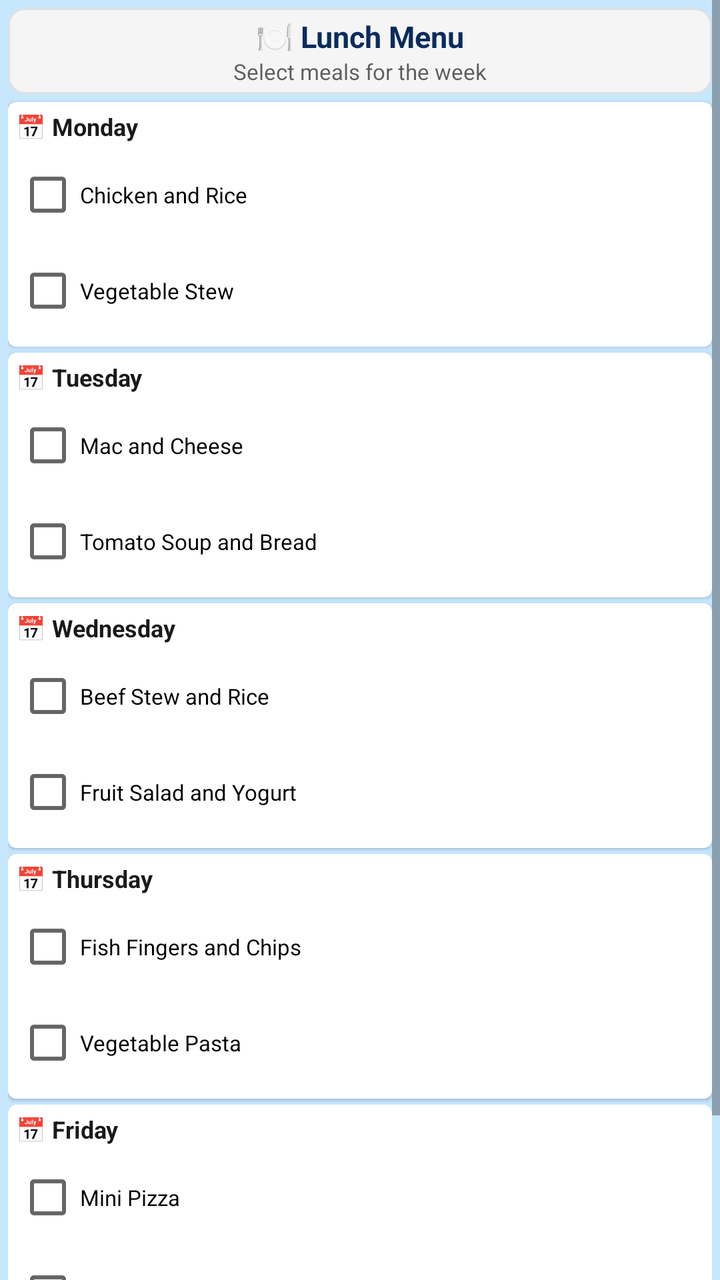
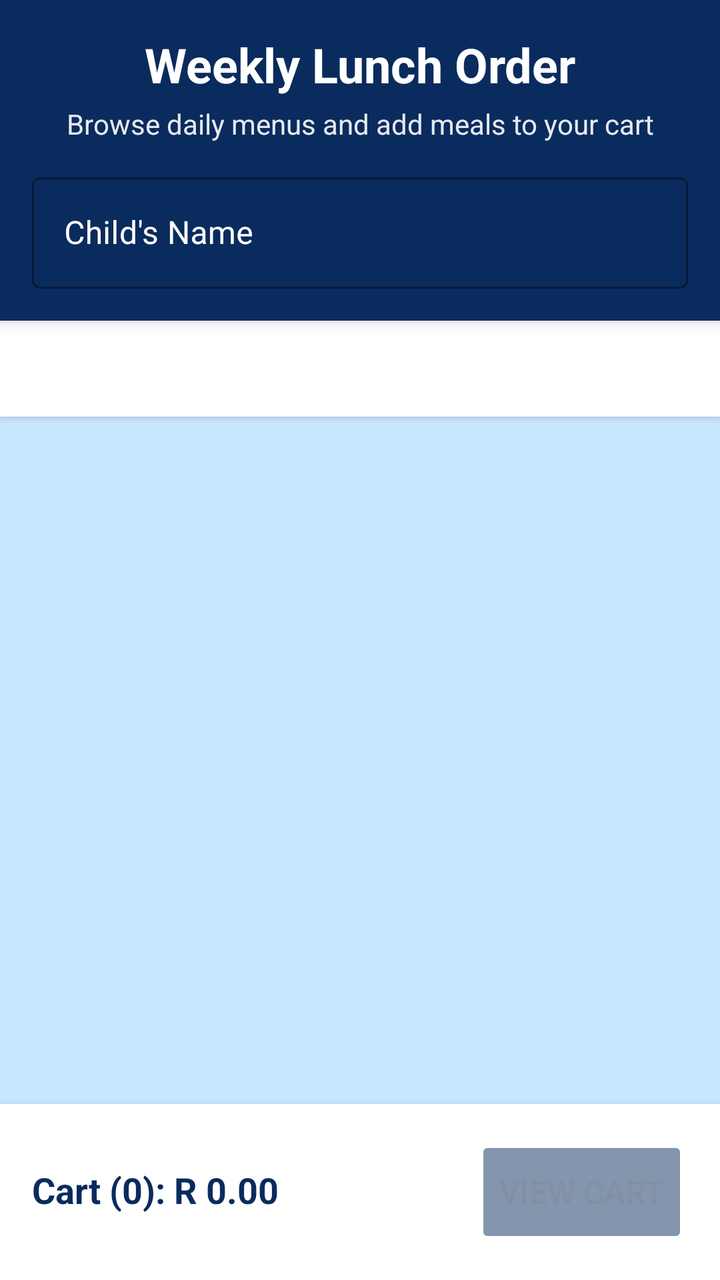

Compare the two renders of this Android layout. The source of the first and the diff that turns it into the second are given below.
<!-- AndroidManifest.xml: application theme Theme.NurtureNest -->
<!-- res/layout/activity_lunch_ordering.xml -->
<?xml version="1.0" encoding="utf-8"?>
<ScrollView xmlns:android="http://schemas.android.com/apk/res/android"
    xmlns:app="http://schemas.android.com/apk/res-auto"
    xmlns:tools="http://schemas.android.com/tools"
    android:id="@+id/main"
    android:layout_width="match_parent"
    android:layout_height="match_parent"
    android:background="?attr/colorBackground"
    android:fillViewport="true"
    tools:context=".LunchOrdering">

    <LinearLayout
        android:layout_width="match_parent"
        android:layout_height="wrap_content"
        android:orientation="vertical"
        android:padding="4dp">

        
        <LinearLayout
            android:layout_width="match_parent"
            android:layout_height="wrap_content"
            android:orientation="vertical"
            android:background="@drawable/header_background"
            android:padding="4dp"
            android:layout_marginBottom="4dp">

            <TextView
                android:id="@+id/tvLunchTitle"
                android:layout_width="match_parent"
                android:layout_height="wrap_content"
                android:text="@string/lunch_title"
                android:textSize="15sp"
                android:textStyle="bold"
                android:gravity="center"
                android:textColor="?attr/colorPrimary" />

            <TextView
                android:layout_width="match_parent"
                android:layout_height="wrap_content"
                android:text="@string/lunch_subtitle"
                android:textSize="11sp"
                android:gravity="center"
                android:textColor="?attr/colorOnBackground"
                android:alpha="0.7" />
        </LinearLayout>

        
        <androidx.cardview.widget.CardView
            android:layout_width="match_parent"
            android:layout_height="wrap_content"
            android:layout_marginBottom="3dp"
            app:cardCornerRadius="4dp"
            app:cardElevation="1dp"
            app:contentPadding="4dp">

            <LinearLayout
                android:layout_width="match_parent"
                android:layout_height="wrap_content"
                android:orientation="vertical">

                <TextView
                    android:layout_width="wrap_content"
                    android:layout_height="wrap_content"
                    android:text="@string/day_monday"
                    android:textSize="12sp"
                    android:textStyle="bold"
                    android:textColor="?attr/colorOnBackground"
                    android:layout_marginBottom="2dp" />

                <CheckBox
                    android:id="@+id/cbMondayChicken"
                    android:layout_width="wrap_content"
                    android:layout_height="48dp"
                    android:minHeight="48dp"
                    android:maxWidth="320dp"
                    android:gravity="center_vertical"
                    android:text="@string/monday_chicken"
                    android:textSize="11sp" />

                <CheckBox
                    android:id="@+id/cbMondayVeggie"
                    android:layout_width="wrap_content"
                    android:layout_height="48dp"
                    android:minHeight="48dp"
                    android:maxWidth="320dp"
                    android:gravity="center_vertical"
                    android:text="@string/monday_veggie"
                    android:textSize="11sp" />
            </LinearLayout>
        </androidx.cardview.widget.CardView>

        
        <androidx.cardview.widget.CardView
            android:layout_width="match_parent"
            android:layout_height="wrap_content"
            android:layout_marginBottom="3dp"
            app:cardCornerRadius="4dp"
            app:cardElevation="1dp"
            app:contentPadding="4dp">

            <LinearLayout
                android:layout_width="match_parent"
                android:layout_height="wrap_content"
                android:orientation="vertical">

                <TextView
                    android:layout_width="wrap_content"
                    android:layout_height="wrap_content"
                    android:text="@string/day_tuesday"
                    android:textSize="12sp"
                    android:textStyle="bold"
                    android:textColor="?attr/colorOnBackground"
                    android:layout_marginBottom="2dp" />

                <CheckBox
                    android:id="@+id/cbTuesdayPasta"
                    android:layout_width="wrap_content"
                    android:layout_height="48dp"
                    android:minHeight="48dp"
                    android:maxWidth="320dp"
                    android:gravity="center_vertical"
                    android:text="@string/tuesday_pasta"
                    android:textSize="11sp" />

                <CheckBox
                    android:id="@+id/cbTuesdaySoup"
                    android:layout_width="wrap_content"
                    android:layout_height="48dp"
                    android:minHeight="48dp"
                    android:maxWidth="320dp"
                    android:gravity="center_vertical"
                    android:text="@string/tuesday_soup"
                    android:textSize="11sp" />
            </LinearLayout>
        </androidx.cardview.widget.CardView>

        
        <androidx.cardview.widget.CardView
            android:layout_width="match_parent"
            android:layout_height="wrap_content"
            android:layout_marginBottom="3dp"
            app:cardCornerRadius="4dp"
            app:cardElevation="1dp"
            app:contentPadding="4dp">

            <LinearLayout
                android:layout_width="match_parent"
                android:layout_height="wrap_content"
                android:orientation="vertical">

                <TextView
                    android:layout_width="wrap_content"
                    android:layout_height="wrap_content"
                    android:text="@string/day_wednesday"
                    android:textSize="12sp"
                    android:textStyle="bold"
                    android:textColor="?attr/colorOnBackground"
                    android:layout_marginBottom="2dp" />

                <CheckBox
                    android:id="@+id/cbWednesdayBeef"
                    android:layout_width="wrap_content"
                    android:layout_height="48dp"
                    android:minHeight="48dp"
                    android:maxWidth="320dp"
                    android:gravity="center_vertical"
                    android:text="@string/wednesday_beef"
                    android:textSize="11sp" />

                <CheckBox
                    android:id="@+id/cbWednesdayFruit"
                    android:layout_width="wrap_content"
                    android:layout_height="48dp"
                    android:minHeight="48dp"
                    android:maxWidth="320dp"
                    android:gravity="center_vertical"
                    android:text="@string/wednesday_fruit"
                    android:textSize="11sp" />
            </LinearLayout>
        </androidx.cardview.widget.CardView>

        
        <androidx.cardview.widget.CardView
            android:layout_width="match_parent"
            android:layout_height="wrap_content"
            android:layout_marginBottom="3dp"
            app:cardCornerRadius="4dp"
            app:cardElevation="1dp"
            app:contentPadding="4dp">

            <LinearLayout
                android:layout_width="match_parent"
                android:layout_height="wrap_content"
                android:orientation="vertical">

                <TextView
                    android:layout_width="wrap_content"
                    android:layout_height="wrap_content"
                    android:text="@string/day_thursday"
                    android:textSize="12sp"
                    android:textStyle="bold"
                    android:textColor="?attr/colorOnBackground"
                    android:layout_marginBottom="2dp" />

                <CheckBox
                    android:id="@+id/cbThursdayFish"
                    android:layout_width="wrap_content"
                    android:layout_height="48dp"
                    android:minHeight="48dp"
                    android:maxWidth="320dp"
                    android:gravity="center_vertical"
                    android:text="@string/thursday_fish"
                    android:textSize="11sp" />

                <CheckBox
                    android:id="@+id/cbThursdayVeggie"
                    android:layout_width="wrap_content"
                    android:layout_height="48dp"
                    android:minHeight="48dp"
                    android:maxWidth="320dp"
                    android:gravity="center_vertical"
                    android:text="@string/thursday_veggie"
                    android:textSize="11sp" />
            </LinearLayout>
        </androidx.cardview.widget.CardView>

        
        <androidx.cardview.widget.CardView
            android:layout_width="match_parent"
            android:layout_height="wrap_content"
            android:layout_marginBottom="4dp"
            app:cardCornerRadius="4dp"
            app:cardElevation="1dp"
            app:contentPadding="4dp">

            <LinearLayout
                android:layout_width="match_parent"
                android:layout_height="wrap_content"
                android:orientation="vertical">

                <TextView
                    android:layout_width="wrap_content"
                    android:layout_height="wrap_content"
                    android:text="@string/day_friday"
                    android:textSize="12sp"
                    android:textStyle="bold"
                    android:textColor="?attr/colorOnBackground"
                    android:layout_marginBottom="2dp" />

                <CheckBox
                    android:id="@+id/cbFridayPizza"
                    android:layout_width="wrap_content"
                    android:layout_height="48dp"
                    android:minHeight="48dp"
                    android:maxWidth="320dp"
                    android:gravity="center_vertical"
                    android:text="@string/friday_pizza"
                    android:textSize="11sp" />

                <CheckBox
                    android:id="@+id/cbFridaySoup"
                    android:layout_width="wrap_content"
                    android:layout_height="48dp"
                    android:minHeight="48dp"
                    android:maxWidth="320dp"
                    android:gravity="center_vertical"
                    android:text="@string/friday_soup"
                    android:textSize="11sp" />
            </LinearLayout>
        </androidx.cardview.widget.CardView>

        
        <Button
            android:id="@+id/btnSaveLunchOrder"
            android:layout_width="wrap_content"
            android:layout_height="48dp"
            android:minHeight="48dp"
            android:layout_gravity="center"
            android:text="@string/save_button"
            android:textSize="12sp"
            android:textStyle="bold"
            android:paddingHorizontal="20dp"
            android:backgroundTint="?attr/colorPrimary"
            android:textColor="@android:color/white"
            android:layout_marginBottom="4dp" />

    </LinearLayout>
</ScrollView>
<!-- resources referenced by this layout -->
<resources>
  <!-- drawable header_background (drawable) -->
  <?xml version="1.0" encoding="utf-8"?>
  <shape xmlns:android="http://schemas.android.com/apk/res/android"
      android:shape="rectangle">
  
      <solid android:color="#F5F5F5"/>
  
      <corners android:radius="8dp"/>
  
      <stroke
          android:width="1dp"
          android:color="#E0E0E0"/>
  
  </shape>
  <string name="day_friday">📅 Friday</string>
  <string name="day_monday">📅 Monday</string>
  <string name="day_thursday">📅 Thursday</string>
  <string name="day_tuesday">📅 Tuesday</string>
  <string name="day_wednesday">📅 Wednesday</string>
  <string name="friday_pizza">Mini Pizza</string>
  <string name="friday_soup">Pumpkin Soup</string>
  <string name="lunch_subtitle">Select meals for the week</string>
  <string name="lunch_title">🍽️ Lunch Menu</string>
  <string name="monday_chicken">Chicken and Rice</string>
  <string name="monday_veggie">Vegetable Stew</string>
  <string name="save_button">✓ Save Order</string>
  <string name="thursday_fish">Fish Fingers and Chips</string>
  <string name="thursday_veggie">Vegetable Pasta</string>
  <string name="tuesday_pasta">Mac and Cheese</string>
  <string name="tuesday_soup">Tomato Soup and Bread</string>
  <string name="wednesday_beef">Beef Stew and Rice</string>
  <string name="wednesday_fruit">Fruit Salad and Yogurt</string>
  <style name="Theme.NurtureNest" parent="Theme.MaterialComponents.DayNight.NoActionBar">
          <item name="colorPrimary">#0A2B5D</item>
          <item name="colorOnPrimary">#FFFFFF</item>
          <item name="colorSurface">#000000</item>
          <item name="colorOnSurface">#FFFFFF</item>
          <item name="colorBackground">#C7E7FF</item>
          <item name="colorOnBackground">#1A1A1A</item>
          <item name="android:windowBackground">#C7E7FF</item>
      </style>
</resources>

<!-- the commit's change to res/layout/activity_lunch_ordering.xml (unified diff, before → after) -->
@@ -1,288 +1,112 @@
 <?xml version="1.0" encoding="utf-8"?>
-<ScrollView xmlns:android="http://schemas.android.com/apk/res/android"
+<LinearLayout xmlns:android="http://schemas.android.com/apk/res/android"
     xmlns:app="http://schemas.android.com/apk/res-auto"
     xmlns:tools="http://schemas.android.com/tools"
     android:id="@+id/main"
     android:layout_width="match_parent"
     android:layout_height="match_parent"
+    android:orientation="vertical"
     android:background="?attr/colorBackground"
-    android:fillViewport="true"
     tools:context=".LunchOrdering">
 
+    
     <LinearLayout
         android:layout_width="match_parent"
         android:layout_height="wrap_content"
         android:orientation="vertical"
-        android:padding="4dp">
+        android:padding="16dp"
+        android:background="?attr/colorPrimary"
+        android:elevation="4dp">
+
+        <TextView
+            android:layout_width="match_parent"
+            android:layout_height="wrap_content"
+            android:text="Weekly Lunch Order"
+            android:textSize="24sp"
+            android:textStyle="bold"
+            android:textColor="@android:color/white"
+            android:gravity="center" />
+
+        <TextView
+            android:layout_width="match_parent"
+            android:layout_height="wrap_content"
+            android:text="Browse daily menus and add meals to your cart"
+            android:textSize="14sp"
+            android:textColor="@android:color/white"
+            android:alpha="0.9"
+            android:gravity="center"
+            android:layout_marginTop="4dp" />
 
         
-        <LinearLayout
+        <com.google.android.material.textfield.TextInputLayout
             android:layout_width="match_parent"
             android:layout_height="wrap_content"
-            android:orientation="vertical"
-            android:background="@drawable/header_background"
-            android:padding="4dp"
-            android:layout_marginBottom="4dp">
+            android:hint="Child's Name"
+            android:layout_marginTop="12dp"
+            android:textColorHint="@android:color/white"
+            app:hintTextColor="@android:color/white"
+            app:boxStrokeColor="@android:color/white"
+            style="@style/Widget.MaterialComponents.TextInputLayout.OutlinedBox">
 
-            <TextView
-                android:id="@+id/tvLunchTitle"
+            <com.google.android.material.textfield.TextInputEditText
+                android:id="@+id/etChildName"
                 android:layout_width="match_parent"
                 android:layout_height="wrap_content"
-                android:text="@string/lunch_title"
-                android:textSize="15sp"
-                android:textStyle="bold"
-                android:gravity="center"
-                android:textColor="?attr/colorPrimary" />
-
-            <TextView
-                android:layout_width="match_parent"
-                android:layout_height="wrap_content"
-                android:text="@string/lunch_subtitle"
-                android:textSize="11sp"
-                android:gravity="center"
-                android:textColor="?attr/colorOnBackground"
-                android:alpha="0.7" />
-        </LinearLayout>
-
-        
-        <androidx.cardview.widget.CardView
-            android:layout_width="match_parent"
-            android:layout_height="wrap_content"
-            android:layout_marginBottom="3dp"
-            app:cardCornerRadius="4dp"
-            app:cardElevation="1dp"
-            app:contentPadding="4dp">
-
-            <LinearLayout
-                android:layout_width="match_parent"
-                android:layout_height="wrap_content"
-                android:orientation="vertical">
-
-                <TextView
-                    android:layout_width="wrap_content"
-                    android:layout_height="wrap_content"
-                    android:text="@string/day_monday"
-                    android:textSize="12sp"
-                    android:textStyle="bold"
-                    android:textColor="?attr/colorOnBackground"
-                    android:layout_marginBottom="2dp" />
-
-                <CheckBox
-                    android:id="@+id/cbMondayChicken"
-                    android:layout_width="wrap_content"
-                    android:layout_height="48dp"
-                    android:minHeight="48dp"
-                    android:maxWidth="320dp"
-                    android:gravity="center_vertical"
-                    android:text="@string/monday_chicken"
-                    android:textSize="11sp" />
-
-                <CheckBox
-                    android:id="@+id/cbMondayVeggie"
-                    android:layout_width="wrap_content"
-                    android:layout_height="48dp"
-                    android:minHeight="48dp"
-                    android:maxWidth="320dp"
-                    android:gravity="center_vertical"
-                    android:text="@string/monday_veggie"
-                    android:textSize="11sp" />
-            </LinearLayout>
-        </androidx.cardview.widget.CardView>
-
-        
-        <androidx.cardview.widget.CardView
-            android:layout_width="match_parent"
-            android:layout_height="wrap_content"
-            android:layout_marginBottom="3dp"
-            app:cardCornerRadius="4dp"
-            app:cardElevation="1dp"
-            app:contentPadding="4dp">
-
-            <LinearLayout
-                android:layout_width="match_parent"
-                android:layout_height="wrap_content"
-                android:orientation="vertical">
-
-                <TextView
-                    android:layout_width="wrap_content"
-                    android:layout_height="wrap_content"
-                    android:text="@string/day_tuesday"
-                    android:textSize="12sp"
-                    android:textStyle="bold"
-                    android:textColor="?attr/colorOnBackground"
-                    android:layout_marginBottom="2dp" />
-
-                <CheckBox
-                    android:id="@+id/cbTuesdayPasta"
-                    android:layout_width="wrap_content"
-                    android:layout_height="48dp"
-                    android:minHeight="48dp"
-                    android:maxWidth="320dp"
-                    android:gravity="center_vertical"
-                    android:text="@string/tuesday_pasta"
-                    android:textSize="11sp" />
-
-                <CheckBox
-                    android:id="@+id/cbTuesdaySoup"
-                    android:layout_width="wrap_content"
-                    android:layout_height="48dp"
-                    android:minHeight="48dp"
-                    android:maxWidth="320dp"
-                    android:gravity="center_vertical"
-                    android:text="@string/tuesday_soup"
-                    android:textSize="11sp" />
-            </LinearLayout>
-        </androidx.cardview.widget.CardView>
-
-        
-        <androidx.cardview.widget.CardView
-            android:layout_width="match_parent"
-            android:layout_height="wrap_content"
-            android:layout_marginBottom="3dp"
-            app:cardCornerRadius="4dp"
-            app:cardElevation="1dp"
-            app:contentPadding="4dp">
-
-            <LinearLayout
-                android:layout_width="match_parent"
-                android:layout_height="wrap_content"
-                android:orientation="vertical">
-
-                <TextView
-                    android:layout_width="wrap_content"
-                    android:layout_height="wrap_content"
-                    android:text="@string/day_wednesday"
-                    android:textSize="12sp"
-                    android:textStyle="bold"
-                    android:textColor="?attr/colorOnBackground"
-                    android:layout_marginBottom="2dp" />
-
-                <CheckBox
-                    android:id="@+id/cbWednesdayBeef"
-                    android:layout_width="wrap_content"
-                    android:layout_height="48dp"
-                    android:minHeight="48dp"
-                    android:maxWidth="320dp"
-                    android:gravity="center_vertical"
-                    android:text="@string/wednesday_beef"
-                    android:textSize="11sp" />
-
-                <CheckBox
-                    android:id="@+id/cbWednesdayFruit"
-                    android:layout_width="wrap_content"
-                    android:layout_height="48dp"
-                    android:minHeight="48dp"
-                    android:maxWidth="320dp"
-                    android:gravity="center_vertical"
-                    android:text="@string/wednesday_fruit"
-                    android:textSize="11sp" />
-            </LinearLayout>
-        </androidx.cardview.widget.CardView>
-
-        
-        <androidx.cardview.widget.CardView
-            android:layout_width="match_parent"
-            android:layout_height="wrap_content"
-            android:layout_marginBottom="3dp"
-            app:cardCornerRadius="4dp"
-            app:cardElevation="1dp"
-            app:contentPadding="4dp">
-
-            <LinearLayout
-                android:layout_width="match_parent"
-                android:layout_height="wrap_content"
-                android:orientation="vertical">
-
-                <TextView
-                    android:layout_width="wrap_content"
-                    android:layout_height="wrap_content"
-                    android:text="@string/day_thursday"
-                    android:textSize="12sp"
-                    android:textStyle="bold"
-                    android:textColor="?attr/colorOnBackground"
-                    android:layout_marginBottom="2dp" />
-
-                <CheckBox
-                    android:id="@+id/cbThursdayFish"
-                    android:layout_width="wrap_content"
-                    android:layout_height="48dp"
-                    android:minHeight="48dp"
-                    android:maxWidth="320dp"
-                    android:gravity="center_vertical"
-                    android:text="@string/thursday_fish"
-                    android:textSize="11sp" />
-
-                <CheckBox
-                    android:id="@+id/cbThursdayVeggie"
-                    android:layout_width="wrap_content"
-                    android:layout_height="48dp"
-                    android:minHeight="48dp"
-                    android:maxWidth="320dp"
-                    android:gravity="center_vertical"
-                    android:text="@string/thursday_veggie"
-                    android:textSize="11sp" />
-            </LinearLayout>
-        </androidx.cardview.widget.CardView>
-
-        
-        <androidx.cardview.widget.CardView
-            android:layout_width="match_parent"
-            android:layout_height="wrap_content"
-            android:layout_marginBottom="4dp"
-            app:cardCornerRadius="4dp"
-            app:cardElevation="1dp"
-            app:contentPadding="4dp">
-
-            <LinearLayout
-                android:layout_width="match_parent"
-                android:layout_height="wrap_content"
-                android:orientation="vertical">
-
-                <TextView
-                    android:layout_width="wrap_content"
-                    android:layout_height="wrap_content"
-                    android:text="@string/day_friday"
-                    android:textSize="12sp"
-                    android:textStyle="bold"
-                    android:textColor="?attr/colorOnBackground"
-                    android:layout_marginBottom="2dp" />
-
-                <CheckBox
-                    android:id="@+id/cbFridayPizza"
-                    android:layout_width="wrap_content"
-                    android:layout_height="48dp"
-                    android:minHeight="48dp"
-                    android:maxWidth="320dp"
-                    android:gravity="center_vertical"
-                    android:text="@string/friday_pizza"
-                    android:textSize="11sp" />
-
-                <CheckBox
-                    android:id="@+id/cbFridaySoup"
-                    android:layout_width="wrap_content"
-                    android:layout_height="48dp"
-                    android:minHeight="48dp"
-                    android:maxWidth="320dp"
-                    android:gravity="center_vertical"
-                    android:text="@string/friday_soup"
-                    android:textSize="11sp" />
-            </LinearLayout>
-        </androidx.cardview.widget.CardView>
-
-        
-        <Button
-            android:id="@+id/btnSaveLunchOrder"
-            android:layout_width="wrap_content"
-            android:layout_height="48dp"
-            android:minHeight="48dp"
-            android:layout_gravity="center"
-            android:text="@string/save_button"
-            android:textSize="12sp"
-            android:textStyle="bold"
-            android:paddingHorizontal="20dp"
-            android:backgroundTint="?attr/colorPrimary"
-            android:textColor="@android:color/white"
-            android:layout_marginBottom="4dp" />
+                android:textColor="@android:color/white"
+                android:inputType="textPersonName|textCapWords"
+                android:maxLines="1" />
+        </com.google.android.material.textfield.TextInputLayout>
 
     </LinearLayout>
-</ScrollView>
+
+    
+    <com.google.android.material.tabs.TabLayout
+        android:id="@+id/tabLayout"
+        android:layout_width="match_parent"
+        android:layout_height="wrap_content"
+        android:background="@android:color/white"
+        android:elevation="2dp"
+        app:tabMode="scrollable"
+        app:tabTextColor="?attr/colorOnBackground"
+        app:tabSelectedTextColor="?attr/colorPrimary"
+        app:tabIndicatorColor="?attr/colorPrimary" />
+
+    
+    <androidx.viewpager2.widget.ViewPager2
+        android:id="@+id/viewPager"
+        android:layout_width="match_parent"
+        android:layout_height="0dp"
+        android:layout_weight="1" />
+
+    
+    <LinearLayout
+        android:layout_width="match_parent"
+        android:layout_height="wrap_content"
+        android:orientation="horizontal"
+        android:padding="16dp"
+        android:background="@android:color/white"
+        android:elevation="8dp">
+
+        <TextView
+            android:id="@+id/tvCartTotal"
+            android:layout_width="0dp"
+            android:layout_height="wrap_content"
+            android:layout_weight="1"
+            android:text="Cart (0): R 0.00"
+            android:textSize="18sp"
+            android:textStyle="bold"
+            android:textColor="?attr/colorPrimary"
+            android:gravity="center_vertical" />
+
+        <Button
+            android:id="@+id/btnViewCart"
+            android:layout_width="wrap_content"
+            android:layout_height="56dp"
+            android:text="View Cart"
+            android:textSize="16sp"
+            android:enabled="false"
+            android:alpha="0.5"
+            android:backgroundTint="?attr/colorPrimary" />
+    </LinearLayout>
+
+</LinearLayout>
<!-- resource entries referenced after the edit -->
@@ -1,37 +1,5 @@
 <!-- resources referenced by this layout -->
 <resources>
-  <!-- drawable header_background (drawable) -->
-  <?xml version="1.0" encoding="utf-8"?>
-  <shape xmlns:android="http://schemas.android.com/apk/res/android"
-      android:shape="rectangle">
-  
-      <solid android:color="#F5F5F5"/>
-  
-      <corners android:radius="8dp"/>
-  
-      <stroke
-          android:width="1dp"
-          android:color="#E0E0E0"/>
-  
-  </shape>
-  <string name="day_friday">📅 Friday</string>
-  <string name="day_monday">📅 Monday</string>
-  <string name="day_thursday">📅 Thursday</string>
-  <string name="day_tuesday">📅 Tuesday</string>
-  <string name="day_wednesday">📅 Wednesday</string>
-  <string name="friday_pizza">Mini Pizza</string>
-  <string name="friday_soup">Pumpkin Soup</string>
-  <string name="lunch_subtitle">Select meals for the week</string>
-  <string name="lunch_title">🍽️ Lunch Menu</string>
-  <string name="monday_chicken">Chicken and Rice</string>
-  <string name="monday_veggie">Vegetable Stew</string>
-  <string name="save_button">✓ Save Order</string>
-  <string name="thursday_fish">Fish Fingers and Chips</string>
-  <string name="thursday_veggie">Vegetable Pasta</string>
-  <string name="tuesday_pasta">Mac and Cheese</string>
-  <string name="tuesday_soup">Tomato Soup and Bread</string>
-  <string name="wednesday_beef">Beef Stew and Rice</string>
-  <string name="wednesday_fruit">Fruit Salad and Yogurt</string>
   <style name="Theme.NurtureNest" parent="Theme.MaterialComponents.DayNight.NoActionBar">
           <item name="colorPrimary">#0A2B5D</item>
           <item name="colorOnPrimary">#FFFFFF</item>
